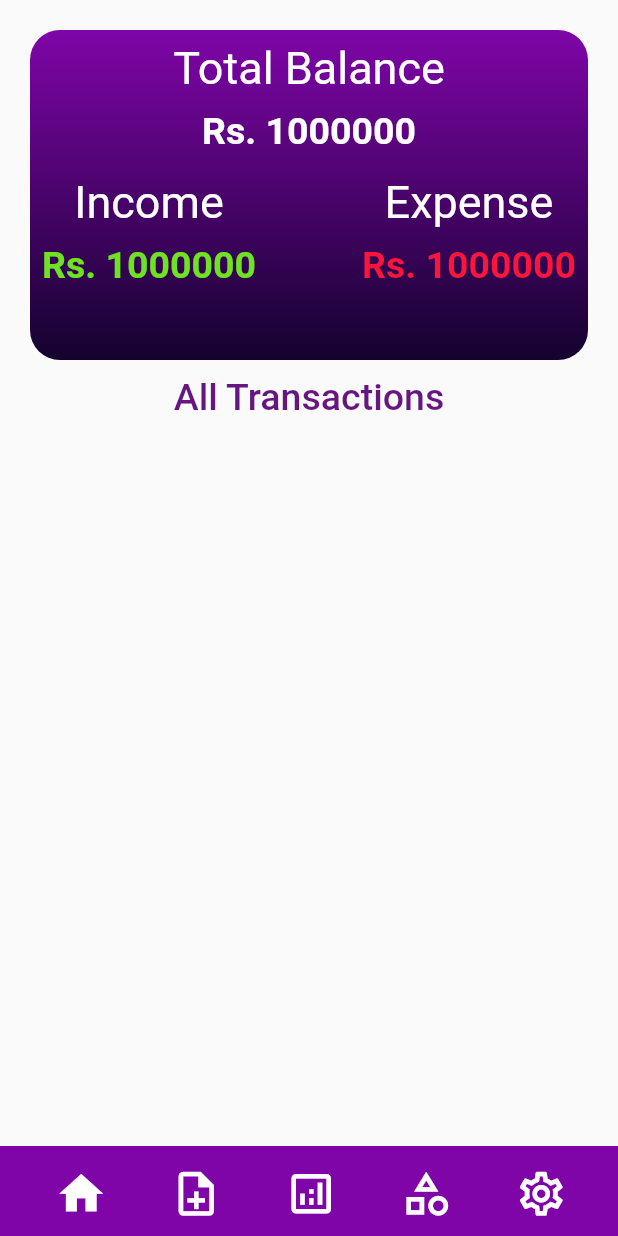
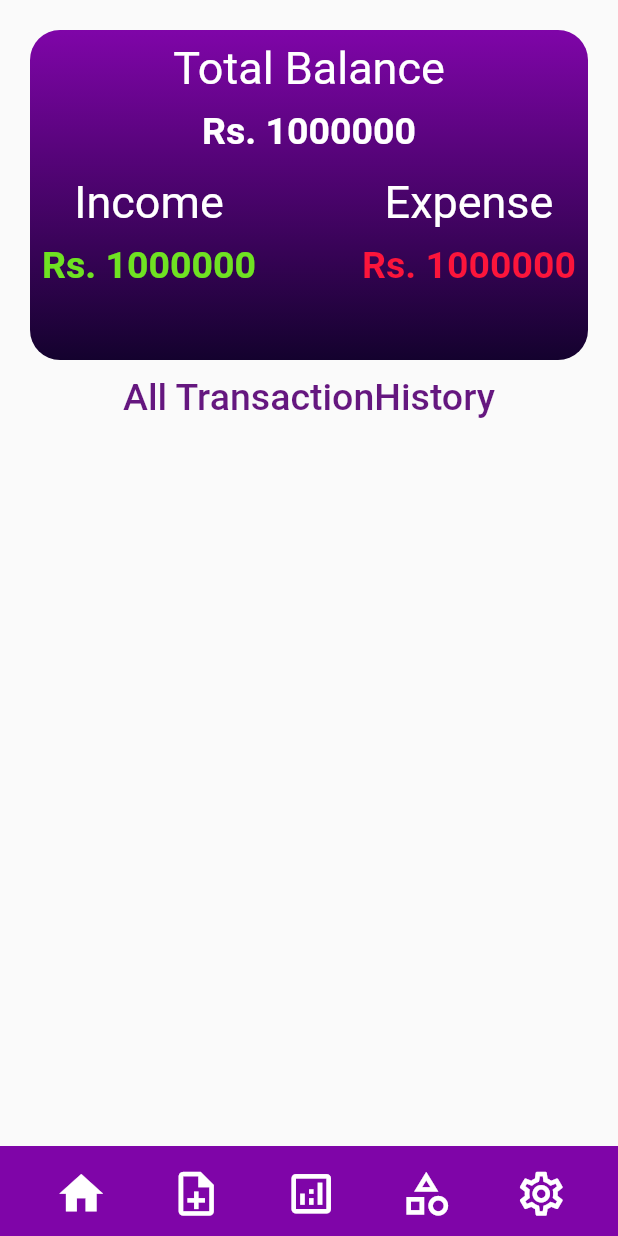
Before and after one commit to looohaar/CashBook, a Flutter app: the Home screen opened directly, on a phone screen of 412 x 824 dp. Run offline on Flutter 3.47's test engine with Material 2 defaults, Android fonts, the phone set to English and light mode, and no system bars; our stand-ins replace flutter_spinkit, google_fonts, hive, hive_flutter, shared_preferences; missing offline and left inert: dart:ffi; accounts and stored records are empty; Roboto replaces fonts that are missing (Signika).

Commit message:
upto tab bar of add transaction

```diff
--- a/lib/screens/home/screen_home.dart
+++ b/lib/screens/home/screen_home.dart
@@ -23,7 +23,7 @@ class Home extends StatefulWidget {
 class _HomeState extends State<Home> {
   int pageIndex = 0;
   final pages = [
-    Transactions(),
+    TransactionHistory(),
     AddTransactions(),
     Statistics(),
     Categories(),
--- a/lib/screens/home/screensinhome/screen_categories.dart
+++ b/lib/screens/home/screensinhome/screen_categories.dart
@@ -37,7 +37,7 @@ class _CategoriesState extends State<Categories>
         title: Text(
           'Add Items',
           style: GoogleFonts.signika(
-            fontSize: 25,
+            fontSize: 30,
             fontWeight: FontWeight.w700,
           ),
         ),
@@ -88,6 +88,7 @@ class _CategoriesState extends State<Categories>
                             ),
                           ),
                         ),
+
                       ]),
                 ],
               );
@@ -130,7 +131,7 @@ class _CategoriesState extends State<Categories>
                                                 : expenseList[index]
                                                     .categoryName,
                                             style: GoogleFonts.signika(
-                                              fontSize: 30,
+                                              fontSize: 27,
                                             ),
                                             maxLines: 1,
                                           ),
--- a/lib/screens/home/screensinhome/screen_transactions.dart
+++ b/lib/screens/home/screensinhome/screen_transactions.dart
@@ -7,14 +7,14 @@ import 'package:flutter/src/foundation/key.dart';
 import 'package:flutter/src/widgets/framework.dart';
 import 'package:google_fonts/google_fonts.dart';
 
-class Transactions extends StatefulWidget {
-  const Transactions({Key? key}) : super(key: key);
+class TransactionHistory extends StatefulWidget {
+  const TransactionHistory({Key? key}) : super(key: key);
 
   @override
-  State<Transactions> createState() => _TransactionsState();
+  State<TransactionHistory> createState() => _TransactionHistoryState();
 }
 
-class _TransactionsState extends State<Transactions> {
+class _TransactionHistoryState extends State<TransactionHistory> {
   @override
   Widget build(BuildContext context) {
     return SafeArea(
@@ -118,7 +118,7 @@ class _TransactionsState extends State<Transactions> {
                 ),
               hdivider1,
               Container(
-                child: Text('All Transactions',style: GoogleFonts.signika(
+                child: Text('All TransactionHistory',style: GoogleFonts.signika(
                   fontSize: 25,
                   color: headingColor,
                   fontWeight: FontWeight.w500
--- a/pubspec.yaml
+++ b/pubspec.yaml
@@ -34,6 +34,7 @@ dependencies:
   google_fonts: ^3.0.1
   hive: ^2.2.2
   hive_flutter: ^1.1.0
+  intl: ^0.17.0
   shared_preferences: ^2.0.15
 
 dev_dependencies:
```
Also changed, not shown: lib/screens/home/screensinhome/screen_addtransactions.dart (+89 -2 lines), lib/utils/dateformats.dart (added, +9 -0 lines), pubspec.lock.
